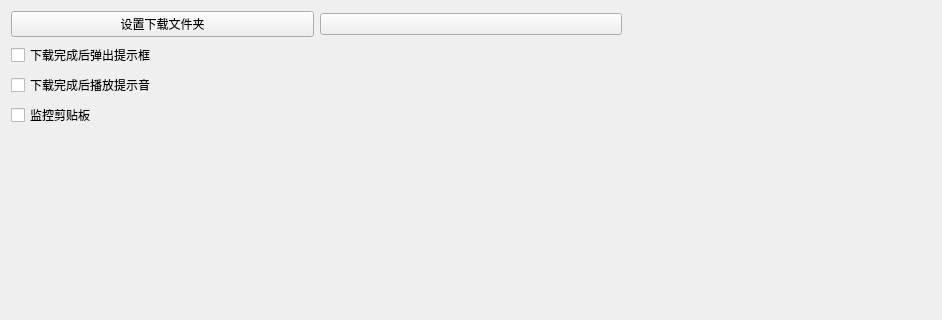
This is resources/uis/settings-dialog.ui in xroah/bilibili-downloader as Qt 5 draws it before an edit; both pictures show x 0 to 942 and y 0 to 320 of the 942 by 657 pixel window. The edited form follows.
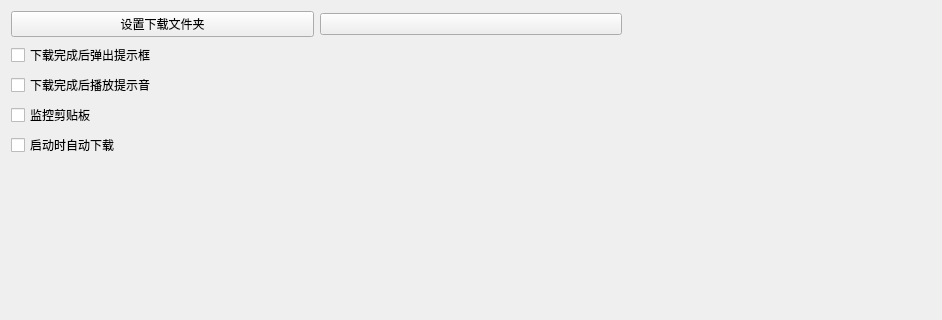
This is the edited form.

What changed in the file:
```diff
--- a/resources/uis/settings-dialog.ui
+++ b/resources/uis/settings-dialog.ui
@@ -89,6 +89,13 @@
        </property>
       </widget>
      </item>
+     <item>
+      <widget class="QCheckBox" name="isAutoDownload">
+       <property name="text">
+        <string>启动时自动下载</string>
+       </property>
+      </widget>
+     </item>
      <item>
       <spacer name="verticalSpacer">
        <property name="orientation">
```
